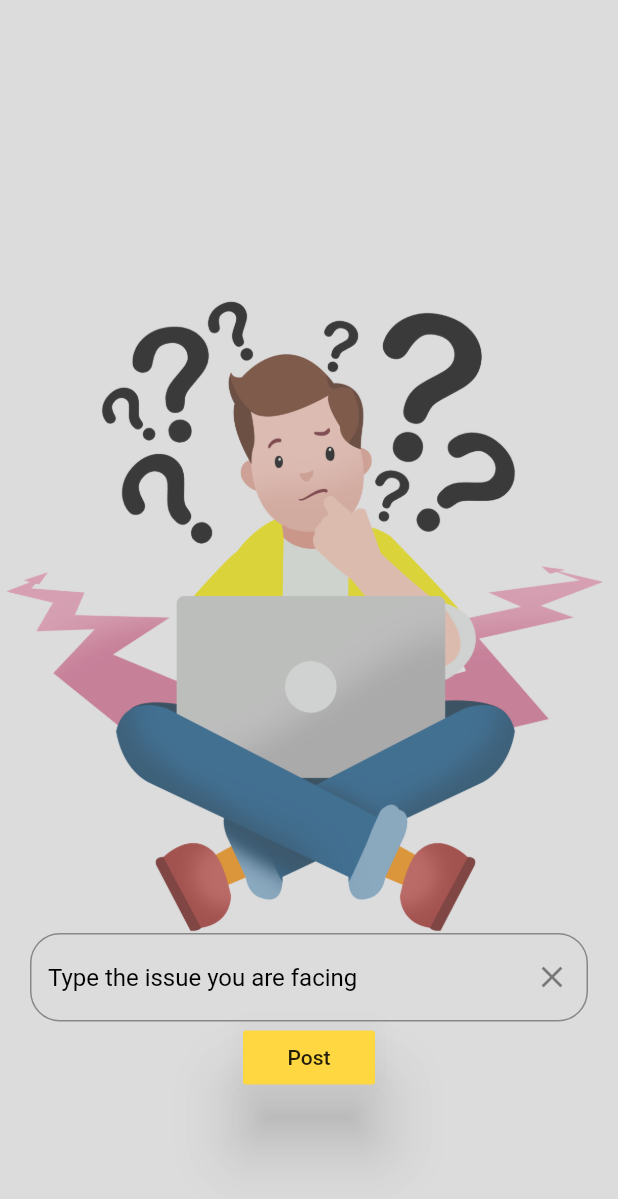
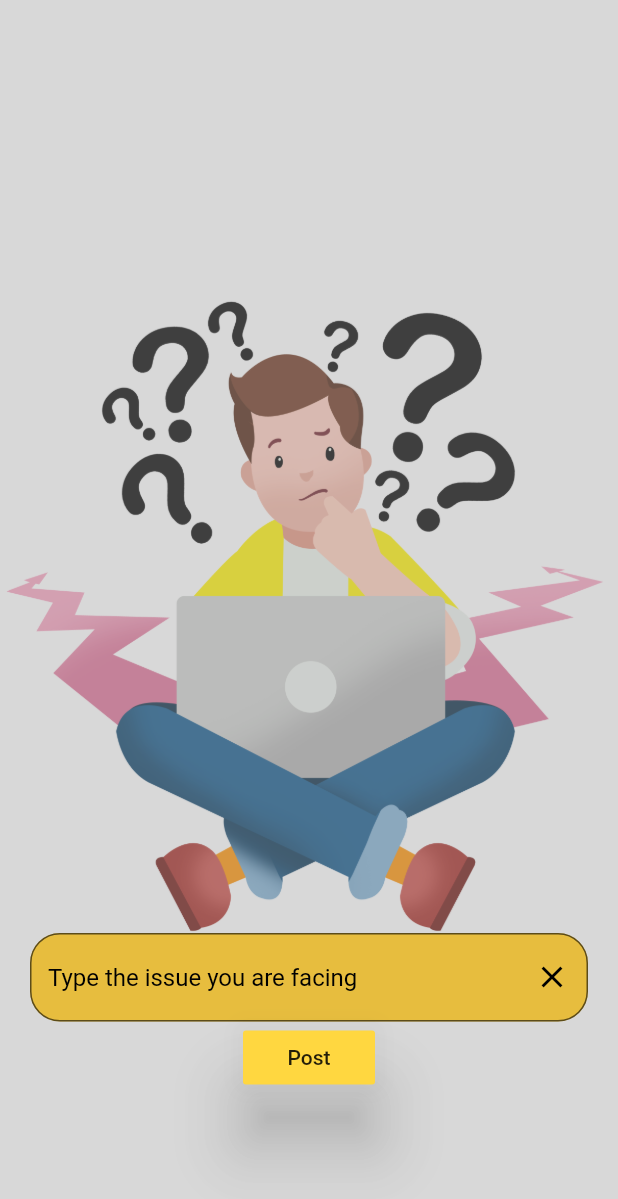
Before and after one commit to PratyushPriyam/Habit-Tracker-Flutter, a Flutter app: the BugReport screen opened directly, after a tap on "Post", on a phone screen of 412 x 824 dp. Shown: the top 1199 px of the screen. Run offline on Flutter 3.47's test engine with Material 2 defaults, Android fonts, the phone set to English and light mode, and no system bars; our stand-ins replace animated_text_kit, flutter_heatmap_calendar, percent_indicator.

Commit message:
final Commit

```diff
--- a/lib/Report_screen.dart
+++ b/lib/Report_screen.dart
@@ -16,7 +16,7 @@ class _BugReportState extends State<BugReport> {
       decoration: BoxDecoration(
           image: DecorationImage(image: AssetImage("asset/Bug.png"))),
       child: Scaffold(
-        backgroundColor: Color.fromARGB(93, 158, 158, 158),
+        backgroundColor: Color.fromARGB(102, 158, 158, 158),
         body: Padding(
           padding: EdgeInsets.only(right: 20, left: 20, bottom: 95),
           child: Column(
@@ -25,13 +25,16 @@ class _BugReportState extends State<BugReport> {
               TextField(
                 controller: _textController,
                 decoration: InputDecoration(
+                  fillColor: Color.fromARGB(255, 231, 189, 62),
                   hintText: "Type the issue you are facing",
                   hintStyle: TextStyle(color: Colors.black ),
+                  filled: true,
                   border: OutlineInputBorder(
                     borderRadius: const BorderRadius.all(Radius.circular(20)),
 
                   ),
                   suffixIcon: IconButton(
+                    color: Colors.black,
                     onPressed: () {
                       _textController.clear();
                     },
@@ -47,7 +50,10 @@ class _BugReportState extends State<BugReport> {
                 onPressed: () {
                   setState(() {
                     user_post = _textController.text;
-                  });
+                  }
+                  );
+                  _textController.clear();
+
                 },
               )
             ],
--- a/lib/main.dart
+++ b/lib/main.dart
@@ -26,7 +26,7 @@ class MyApp extends StatelessWidget {
       ),
       home: Scaffold(
 
-        body: Container(child:BugReport(),),
+        body: Container(child:MyProfileScreen(),),
       )
     );
   }
```
